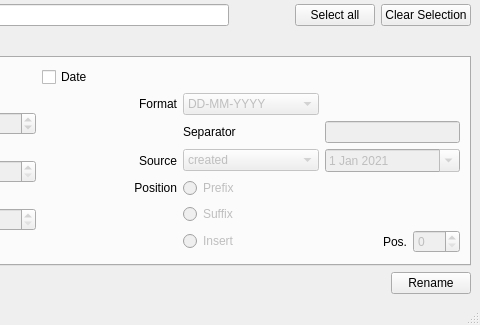
Old version of the form mainwindow.ui in the repository Addi90/ARenamerTool; both pictures show x 403 to 883 and y 482 to 807 of the 883 by 807 pixel window.
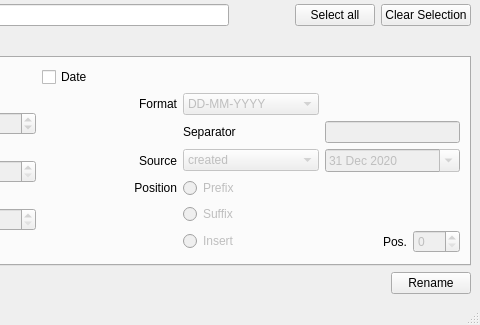
New version of the form. The open tabs and pages were chosen to show the change.

Commit message: added active modifier marker

Diff of the .ui file:
```diff
--- a/mainwindow.ui
+++ b/mainwindow.ui
@@ -1145,12 +1145,12 @@
               </property>
               <property name="dateTime">
                <datetime>
-                <hour>0</hour>
+                <hour>21</hour>
                 <minute>0</minute>
                 <second>0</second>
-                <year>2021</year>
-                <month>1</month>
-                <day>1</day>
+                <year>2020</year>
+                <month>12</month>
+                <day>31</day>
                </datetime>
               </property>
               <property name="calendarPopup">
```
Left out of the diff: 6 changed lines with no effect on the pictures. The commit also changes 1 other file.
